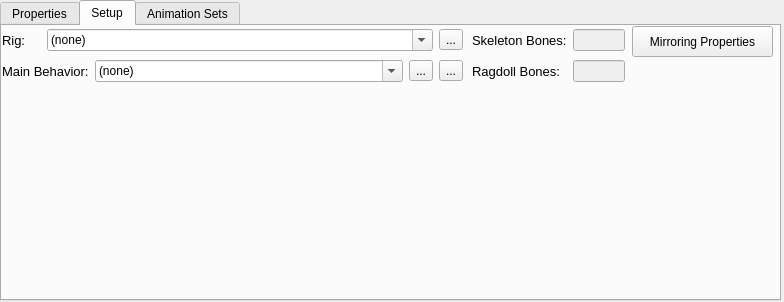
Before: the Qt Designer form gui/src/widgets/CharacterEditor.ui in aerisarn/ck-cmd, drawn with Qt 5.
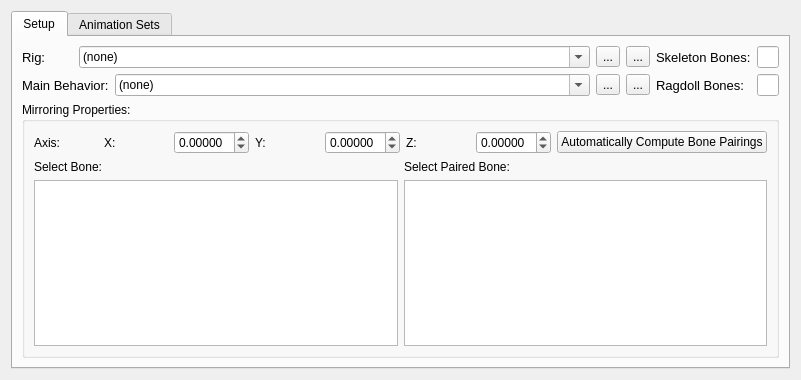
After: the same form once the commit is applied. The open tabs and pages were chosen to show the change.

```diff
--- a/gui/src/widgets/CharacterEditor.ui
+++ b/gui/src/widgets/CharacterEditor.ui
@@ -6,52 +6,30 @@
    <rect>
     <x>0</x>
     <y>0</y>
-    <width>784</width>
-    <height>302</height>
+    <width>801</width>
+    <height>380</height>
    </rect>
   </property>
-  <property name="sizePolicy">
-   <sizepolicy hsizetype="Fixed" vsizetype="Fixed">
-    <horstretch>0</horstretch>
-    <verstretch>0</verstretch>
-   </sizepolicy>
-  </property>
   <property name="windowTitle">
    <string>Form</string>
   </property>
+  <layout class="QVBoxLayout" name="verticalLayout_6">
+   <item>
   <widget class="QTabWidget" name="mainTab">
-   <property name="geometry">
-    <rect>
-     <x>0</x>
-     <y>0</y>
-     <width>781</width>
-     <height>301</height>
-    </rect>
-   </property>
    <property name="currentIndex">
-    <number>2</number>
-   </property>
-   <widget class="QWidget" name="propertiesTab">
-    <attribute name="title">
-     <string>Properties</string>
-    </attribute>
-   </widget>
+      <number>0</number>
+     </property>
    <widget class="QWidget" name="setupTab">
     <attribute name="title">
      <string>Setup</string>
     </attribute>
-    <widget class="QWidget" name="gridLayoutWidget_2">
-     <property name="geometry">
-      <rect>
-       <x>0</x>
-       <y>0</y>
-       <width>461</width>
-       <height>61</height>
-      </rect>
-     </property>
+      <layout class="QVBoxLayout" name="verticalLayout_12">
+       <item>
+        <layout class="QHBoxLayout" name="horizontalLayout_11" stretch="10,1">
+         <item>
      <layout class="QGridLayout" name="gridLayout">
       <item row="0" column="0">
-       <layout class="QHBoxLayout" name="horizontalLayout_2" stretch="1,10,0">
+            <layout class="QHBoxLayout" name="horizontalLayout_2" stretch="1,10,0,0">
         <property name="sizeConstraint">
          <enum>QLayout::SetDefaultConstraint</enum>
         </property>
@@ -77,6 +55,19 @@
           </property>
          </widget>
         </item>
+             <item>
+              <widget class="QToolButton" name="dummyRigButton">
+               <property name="toolTip">
+                <string>&lt;html&gt;&lt;head/&gt;&lt;body&gt;&lt;p&gt;Create Single Bone Dummy Rig&lt;/p&gt;&lt;/body&gt;&lt;/html&gt;</string>
+               </property>
+               <property name="whatsThis">
+                <string>&lt;html&gt;&lt;head/&gt;&lt;body&gt;&lt;p&gt;Create Dummy Single Bone Rig&lt;/p&gt;&lt;/body&gt;&lt;/html&gt;</string>
+               </property>
+               <property name="text">
+                <string>...</string>
+               </property>
+              </widget>
+             </item>
         <item>
          <widget class="QToolButton" name="rigImportButton">
           <property name="text">
@@ -113,6 +104,13 @@
           </property>
          </widget>
         </item>
+             <item>
+              <widget class="QToolButton" name="behaviorNewButton">
+               <property name="text">
+                <string>...</string>
+               </property>
+              </widget>
+             </item>
         <item>
          <widget class="QToolButton" name="behaviorImportButton">
           <property name="text">
@@ -120,31 +118,16 @@
           </property>
          </widget>
         </item>
+            </layout>
+           </item>
+          </layout>
+         </item>
         <item>
-         <widget class="QToolButton" name="behaviorImportButton_2">
-          <property name="text">
-           <string>...</string>
-          </property>
-         </widget>
-        </item>
-       </layout>
-      </item>
-     </layout>
-    </widget>
-    <widget class="QWidget" name="gridLayoutWidget_3">
-     <property name="geometry">
-      <rect>
-       <x>470</x>
-       <y>0</y>
-       <width>153</width>
-       <height>61</height>
-      </rect>
-     </property>
      <layout class="QGridLayout" name="gridLayout_3">
       <item row="0" column="1">
        <widget class="QLineEdit" name="rigBoneCountLineEdit">
         <property name="enabled">
-         <bool>false</bool>
+              <bool>true</bool>
         </property>
         <property name="sizePolicy">
          <sizepolicy hsizetype="Expanding" vsizetype="Fixed">
@@ -152,6 +135,9 @@
           <verstretch>0</verstretch>
          </sizepolicy>
         </property>
+             <property name="readOnly">
+              <bool>true</bool>
+             </property>
        </widget>
       </item>
       <item row="0" column="0">
@@ -181,25 +167,150 @@
       <item row="1" column="1">
        <widget class="QLineEdit" name="ragdollBoneCountLineEdit">
         <property name="enabled">
-         <bool>false</bool>
-        </property>
+              <bool>true</bool>
+             </property>
+             <property name="readOnly">
+              <bool>true</bool>
+             </property>
        </widget>
       </item>
      </layout>
-    </widget>
-    <widget class="QPushButton" name="mirroringPropertiesButton">
-     <property name="geometry">
-      <rect>
-       <x>630</x>
-       <y>0</y>
-       <width>141</width>
-       <height>31</height>
-      </rect>
-     </property>
+         </item>
+        </layout>
+       </item>
+       <item>
+        <widget class="QGroupBox" name="setupMirrrorinGroupBox">
+         <property name="title">
+          <string>Mirroring Properties:</string>
+         </property>
+         <layout class="QVBoxLayout" name="verticalLayout_11">
+          <item>
+           <layout class="QVBoxLayout" name="verticalLayout_10">
+            <item>
+             <layout class="QHBoxLayout" name="horizontalLayout_12">
+              <item>
+               <widget class="QLabel" name="label">
+                <property name="text">
+                 <string>Axis:</string>
+                </property>
+               </widget>
+              </item>
+              <item>
+               <widget class="QLabel" name="label_2">
+                <property name="text">
+                 <string>X:</string>
+                </property>
+               </widget>
+              </item>
+              <item>
+               <widget class="QDoubleSpinBox" name="mirroringXDoubleSpinBox">
+                <property name="decimals">
+                 <number>5</number>
+                </property>
+                <property name="minimum">
+                 <double>-1.000000000000000</double>
+                </property>
+                <property name="maximum">
+                 <double>1.000000000000000</double>
+                </property>
+                <property name="singleStep">
+                 <double>0.100000000000000</double>
+                </property>
+               </widget>
+              </item>
+              <item>
+               <widget class="QLabel" name="label_3">
      <property name="text">
-      <string>Mirroring Properties</string>
-     </property>
-    </widget>
+                 <string>Y:</string>
+                </property>
+               </widget>
+              </item>
+              <item>
+               <widget class="QDoubleSpinBox" name="mirroringYDoubleSpinBox">
+                <property name="decimals">
+                 <number>5</number>
+                </property>
+                <property name="minimum">
+                 <double>-1.000000000000000</double>
+                </property>
+                <property name="maximum">
+                 <double>1.000000000000000</double>
+                </property>
+                <property name="singleStep">
+                 <double>0.100000000000000</double>
+                </property>
+               </widget>
+              </item>
+              <item>
+               <widget class="QLabel" name="label_4">
+                <property name="text">
+                 <string>Z:</string>
+                </property>
+               </widget>
+              </item>
+              <item>
+               <widget class="QDoubleSpinBox" name="mirroringZDoubleSpinBox">
+                <property name="decimals">
+                 <number>5</number>
+                </property>
+                <property name="minimum">
+                 <double>-1.000000000000000</double>
+                </property>
+                <property name="maximum">
+                 <double>1.000000000000000</double>
+                </property>
+                <property name="singleStep">
+                 <double>0.100000000000000</double>
+                </property>
+               </widget>
+              </item>
+              <item>
+               <widget class="QPushButton" name="mirroringComputePairingsButton">
+                <property name="text">
+                 <string>Automatically Compute Bone Pairings</string>
+                </property>
+               </widget>
+              </item>
+             </layout>
+            </item>
+            <item>
+             <layout class="QHBoxLayout" name="horizontalLayout_13">
+              <item>
+               <layout class="QVBoxLayout" name="verticalLayout_8">
+                <item>
+                 <widget class="QLabel" name="label_5">
+                  <property name="text">
+                   <string>Select Bone:</string>
+                  </property>
+                 </widget>
+                </item>
+                <item>
+                 <widget class="QTreeView" name="selectBoneTreeView"/>
+                </item>
+               </layout>
+              </item>
+              <item>
+               <layout class="QVBoxLayout" name="verticalLayout_9">
+                <item>
+                 <widget class="QLabel" name="label_6">
+                  <property name="text">
+                   <string>Select Paired Bone:</string>
+                  </property>
+                 </widget>
+                </item>
+                <item>
+                 <widget class="QTreeView" name="selectPairedBoneTreeView"/>
+                </item>
+               </layout>
+              </item>
+             </layout>
+            </item>
+           </layout>
+          </item>
+         </layout>
+        </widget>
+       </item>
+      </layout>
    </widget>
    <widget class="QWidget" name="animationSetsTab">
     <property name="toolTip">
@@ -208,19 +319,180 @@
     <attribute name="title">
      <string>Animation Sets</string>
     </attribute>
-    <widget class="QWidget" name="gridLayoutWidget">
-     <property name="geometry">
-      <rect>
-       <x>-1</x>
-       <y>-1</y>
-       <width>781</width>
-       <height>281</height>
-      </rect>
-     </property>
-     <layout class="QGridLayout" name="gridLayout_2"/>
-    </widget>
-   </widget>
-  </widget>
+      <layout class="QVBoxLayout" name="verticalLayout_7">
+       <item>
+        <layout class="QHBoxLayout" name="horizontalLayout_9" stretch="1,1">
+         <item>
+          <layout class="QVBoxLayout" name="verticalLayout_4">
+           <item>
+            <layout class="QHBoxLayout" name="horizontalLayout_3" stretch="0,2,0,0">
+             <item>
+              <widget class="QLabel" name="setCurrentLabel">
+               <property name="text">
+                <string>Current Set:</string>
+               </property>
+              </widget>
+             </item>
+             <item>
+              <widget class="QComboBox" name="setCurrentComboBox"/>
+             </item>
+             <item>
+              <widget class="QToolButton" name="setAddButton">
+               <property name="text">
+                <string>...</string>
+               </property>
+              </widget>
+             </item>
+             <item>
+              <widget class="QToolButton" name="setRemoveButton">
+               <property name="text">
+                <string>...</string>
+               </property>
+              </widget>
+             </item>
+            </layout>
+           </item>
+           <item>
+            <layout class="QHBoxLayout" name="horizontalLayout_7">
+             <item>
+              <layout class="QVBoxLayout" name="verticalLayout">
+               <item>
+                <layout class="QHBoxLayout" name="horizontalLayout_4">
+                 <item>
+                  <widget class="QLabel" name="setTriggeringEvents">
+                   <property name="text">
+                    <string>Triggering Events:</string>
+                   </property>
+                  </widget>
+                 </item>
+                 <item>
+                  <widget class="QToolButton" name="setEventAddButton">
+                   <property name="text">
+                    <string>...</string>
+                   </property>
+                  </widget>
+                 </item>
+                 <item>
+                  <widget class="QToolButton" name="setEventRemoveButton">
+                   <property name="text">
+                    <string>...</string>
+                   </property>
+                  </widget>
+                 </item>
+                </layout>
+               </item>
+               <item>
+                <widget class="QTableView" name="setTriggetingEventsView"/>
+               </item>
+              </layout>
+             </item>
+             <item>
+              <layout class="QVBoxLayout" name="verticalLayout_3">
+               <item>
+                <layout class="QHBoxLayout" name="horizontalLayout_6">
+                 <item>
+                  <widget class="QLabel" name="setTriggeringEvents_2">
+                   <property name="text">
+                    <string>Attacks:</string>
+                   </property>
+                  </widget>
+                 </item>
+                 <item>
+                  <widget class="QToolButton" name="setEventAddButton_2">
+                   <property name="text">
+                    <string>...</string>
+                   </property>
+                  </widget>
+                 </item>
+                 <item>
+                  <widget class="QToolButton" name="setEventRemoveButton_2">
+                   <property name="text">
+                    <string>...</string>
+                   </property>
+                  </widget>
+                 </item>
+                </layout>
+               </item>
+               <item>
+                <widget class="QTreeView" name="treeView"/>
+               </item>
+              </layout>
+             </item>
+            </layout>
+           </item>
+           <item>
+            <layout class="QVBoxLayout" name="verticalLayout_2">
+             <item>
+              <layout class="QHBoxLayout" name="horizontalLayout_5">
+               <item>
+                <widget class="QLabel" name="setConditionsLabel">
+                 <property name="text">
+                  <string>Conditions</string>
+                 </property>
+                </widget>
+               </item>
+               <item>
+                <widget class="QToolButton" name="setConditionsRemoveButton">
+                 <property name="text">
+                  <string>...</string>
+                 </property>
+                </widget>
+               </item>
+               <item>
+                <widget class="QToolButton" name="setConditionsAddButton">
+                 <property name="text">
+                  <string>...</string>
+                 </property>
+                </widget>
+               </item>
+              </layout>
+             </item>
+             <item>
+              <widget class="QTableView" name="setConditionsTableView"/>
+             </item>
+            </layout>
+           </item>
+          </layout>
+         </item>
+         <item>
+          <layout class="QVBoxLayout" name="verticalLayout_5">
+           <item>
+            <layout class="QHBoxLayout" name="horizontalLayout_8">
+             <item>
+              <widget class="QLabel" name="setAnimationsLabel">
+               <property name="text">
+                <string>Animations:</string>
+               </property>
+              </widget>
+             </item>
+             <item>
+              <widget class="QToolButton" name="setAnimationsAddButton">
+               <property name="text">
+                <string>...</string>
+               </property>
+              </widget>
+             </item>
+             <item>
+              <widget class="QToolButton" name="setAnimationsRemoveButton">
+               <property name="text">
+                <string>...</string>
+               </property>
+              </widget>
+             </item>
+            </layout>
+           </item>
+           <item>
+            <widget class="QTableView" name="setAnimationsTableView"/>
+           </item>
+          </layout>
+         </item>
+        </layout>
+       </item>
+      </layout>
+     </widget>
+    </widget>
+   </item>
+  </layout>
  </widget>
  <resources/>
  <connections/>
```
Left out of the diff: 5 changed lines with no effect on the pictures. Lines whose indentation alone changed are shown as unchanged.
